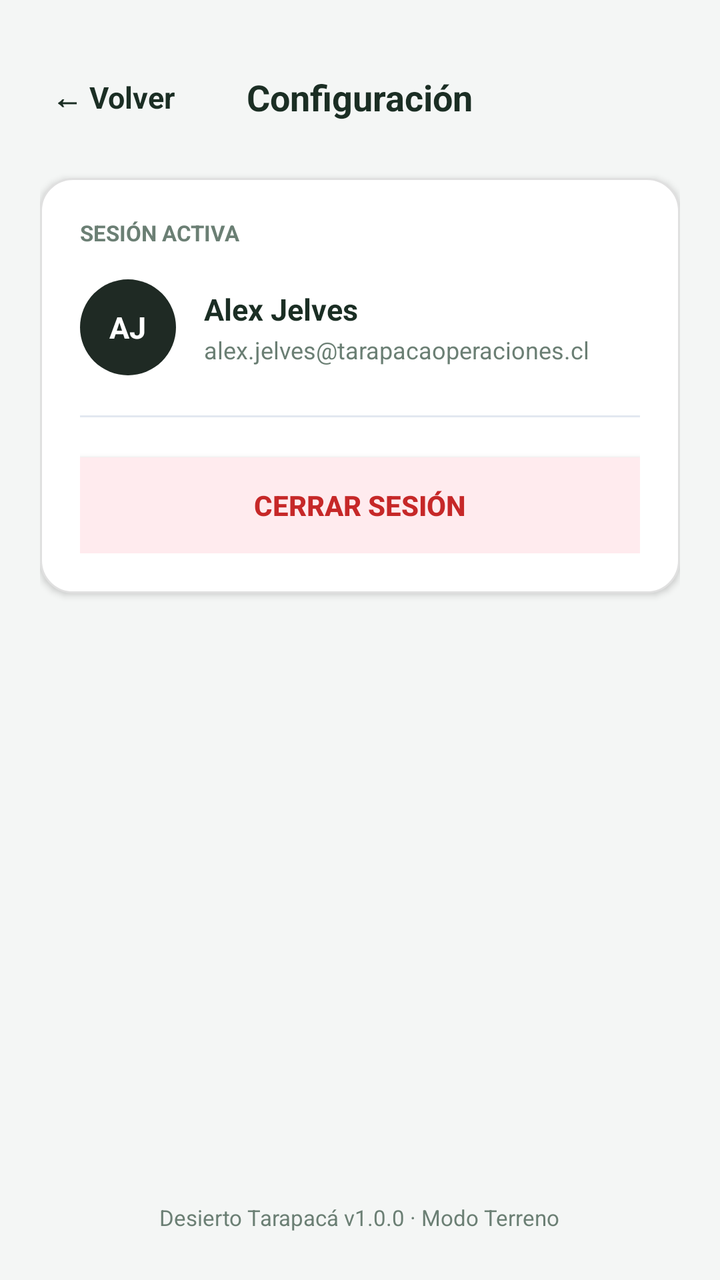
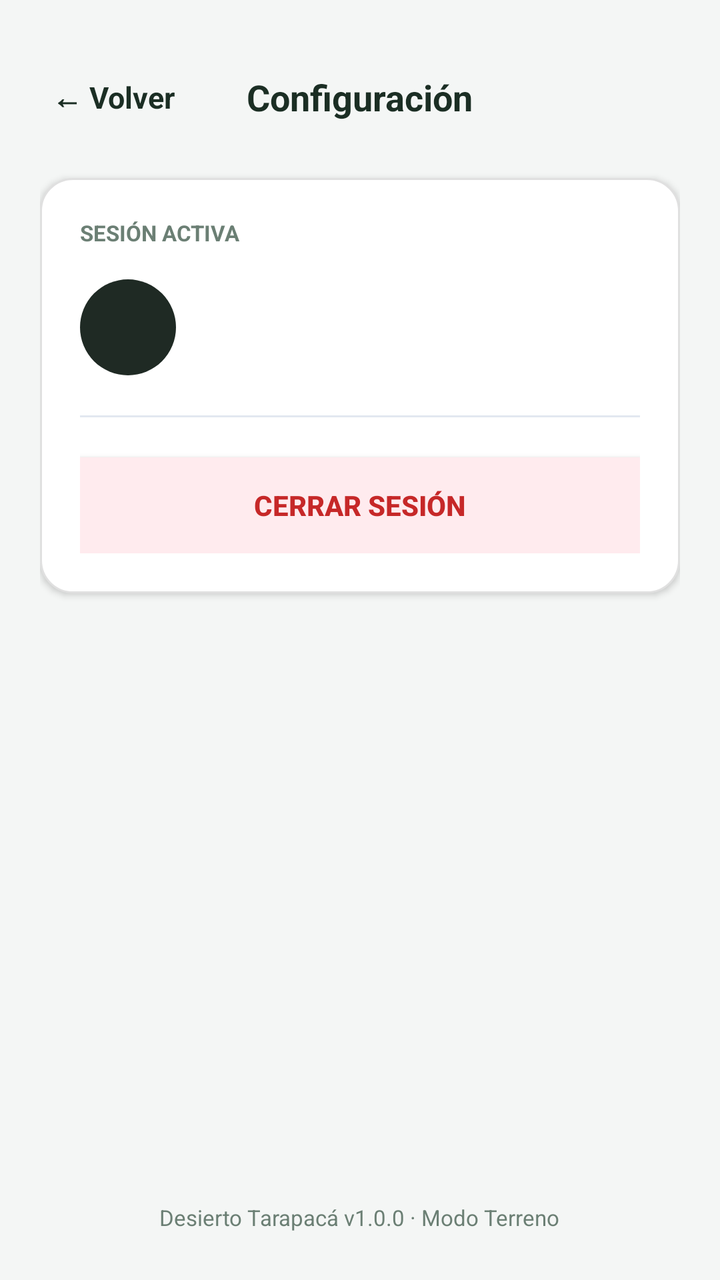

Screens rendered from an Android XML layout before and after an edit, with the pre-edit source and the edit as a unified diff.
<!-- AndroidManifest.xml: application theme Theme.DesiertoTarapaca -->
<!-- res/layout/activity_configuracion.xml -->
<?xml version="1.0" encoding="utf-8"?>
<LinearLayout xmlns:android="http://schemas.android.com/apk/res/android"
    android:layout_width="match_parent"
    android:layout_height="match_parent"
    android:background="#F4F6F5"
    android:orientation="vertical"
    android:paddingHorizontal="20dp"
    android:paddingTop="32dp"
    android:paddingBottom="24dp">

    <RelativeLayout
        android:layout_width="match_parent"
        android:layout_height="wrap_content"
        android:layout_marginBottom="24dp">

        <TextView
            android:id="@+id/btnVolverConfiguracion"
            android:layout_width="wrap_content"
            android:layout_height="wrap_content"
            android:layout_alignParentStart="true"
            android:layout_centerVertical="true"
            android:padding="6dp"
            android:text="← Volver"
            android:textColor="@color/text_main"
            android:textSize="15sp"
            android:textStyle="bold" />

        <TextView
            android:layout_width="wrap_content"
            android:layout_height="wrap_content"
            android:layout_centerInParent="true"
            android:text="Configuración"
            android:textColor="@color/text_main"
            android:textSize="18sp"
            android:textStyle="bold" />
    </RelativeLayout>

    <LinearLayout
        android:layout_width="match_parent"
        android:layout_height="wrap_content"
        android:background="@drawable/bg_white_card"
        android:elevation="2dp"
        android:orientation="vertical"
        android:padding="20dp">

        <TextView
            android:layout_width="wrap_content"
            android:layout_height="wrap_content"
            android:text="SESIÓN ACTIVA"
            android:textColor="@color/text_muted"
            android:textSize="11sp"
            android:textStyle="bold" />

        <LinearLayout
            android:layout_width="match_parent"
            android:layout_height="wrap_content"
            android:layout_marginTop="16dp"
            android:gravity="center_vertical"
            android:orientation="horizontal">

            <RelativeLayout
                android:layout_width="48dp"
                android:layout_height="48dp"
                android:background="@drawable/bg_avatar_circle">

                <TextView
                    android:layout_width="wrap_content"
                    android:layout_height="wrap_content"
                    android:layout_centerInParent="true"
                    android:text="AJ"
                    android:textColor="#FFFFFF"
                    android:textSize="15sp"
                    android:textStyle="bold" />
            </RelativeLayout>

            <LinearLayout
                android:layout_width="wrap_content"
                android:layout_height="wrap_content"
                android:layout_marginStart="14dp"
                android:orientation="vertical">

                <TextView
                    android:layout_width="wrap_content"
                    android:layout_height="wrap_content"
                    android:text="Alex Jelves"
                    android:textColor="@color/text_main"
                    android:textSize="15sp"
                    android:textStyle="bold" />

                <TextView
                    android:layout_width="wrap_content"
                    android:layout_height="wrap_content"
                    android:layout_marginTop="2dp"
                    android:text="alex.jelves@tarapacaoperaciones.cl"
                    android:textColor="@color/text_muted"
                    android:textSize="12sp" />
            </LinearLayout>
        </LinearLayout>

        <View
            android:layout_width="match_parent"
            android:layout_height="1dp"
            android:layout_marginVertical="20dp"
            android:background="#E2E8F0" />

        <androidx.appcompat.widget.AppCompatButton
            android:id="@+id/btnCerrarSesion"
            android:layout_width="match_parent"
            android:layout_height="48dp"
            android:background="#FFEBEE"
            android:text="Cerrar Sesión"
            android:textColor="#C62828"
            android:textSize="14sp"
            android:textStyle="bold" />

    </LinearLayout>

    <View
        android:layout_width="match_parent"
        android:layout_height="0dp"
        android:layout_weight="1" />

    <TextView
        android:layout_width="wrap_content"
        android:layout_height="wrap_content"
        android:layout_gravity="center_horizontal"
        android:text="Desierto Tarapacá v1.0.0 · Modo Terreno"
        android:textColor="@color/text_muted"
        android:textSize="11sp" />

</LinearLayout>
<!-- resources referenced by this layout -->
<resources>
  <color name="text_main">#1B2E24</color>
  <color name="text_muted">#6B7F74</color>
  <!-- drawable bg_avatar_circle (drawable) -->
  <?xml version="1.0" encoding="utf-8"?>
  <shape xmlns:android="http://schemas.android.com/apk/res/android"
      android:shape="oval">
      <solid android:color="#1F2A24" />
  </shape>
  <!-- drawable bg_white_card (drawable) -->
  <?xml version="1.0" encoding="utf-8"?>
  <shape xmlns:android="http://schemas.android.com/apk/res/android"
      android:shape="rectangle">
      <solid android:color="@color/card_white" />
      <stroke android:width="1dp" android:color="@color/border_light" />
      <corners android:radius="16dp" />
  </shape>
  <style name="Theme.DesiertoTarapaca" parent="Base.Theme.DesiertoTarapaca" />
  <color name="card_white">#FFFFFF</color>
  <color name="border_light">#E0E0E0</color>
  <style name="Base.Theme.DesiertoTarapaca" parent="Theme.Material3.DayNight.NoActionBar">
          
          
      </style>
</resources>

<!-- the commit's change to res/layout/activity_configuracion.xml (unified diff, before → after) -->
@@ -64,10 +64,10 @@
                 android:background="@drawable/bg_avatar_circle">
 
                 <TextView
+                    android:id="@+id/tvAvatarConfig"
                     android:layout_width="wrap_content"
                     android:layout_height="wrap_content"
                     android:layout_centerInParent="true"
-                    android:text="AJ"
                     android:textColor="#FFFFFF"
                     android:textSize="15sp"
                     android:textStyle="bold" />
@@ -80,18 +80,18 @@
                 android:orientation="vertical">
 
                 <TextView
+                    android:id="@+id/tvNombreConfig"
                     android:layout_width="wrap_content"
                     android:layout_height="wrap_content"
-                    android:text="Alex Jelves"
                     android:textColor="@color/text_main"
                     android:textSize="15sp"
                     android:textStyle="bold" />
 
                 <TextView
+                    android:id="@+id/tvCorreoConfig"
                     android:layout_width="wrap_content"
                     android:layout_height="wrap_content"
                     android:layout_marginTop="2dp"
-                    android:text="alex.jelves@tarapacaoperaciones.cl"
                     android:textColor="@color/text_muted"
                     android:textSize="12sp" />
             </LinearLayout>
